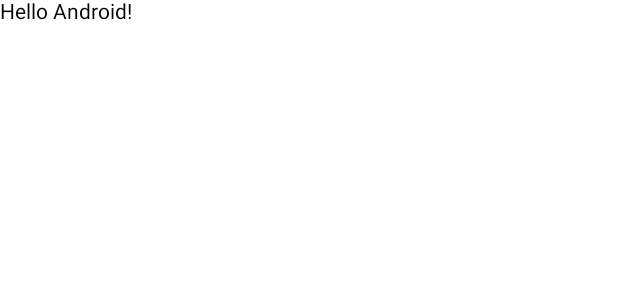
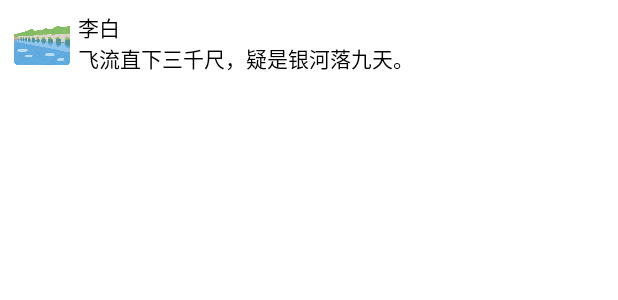
Before and after one commit to sunyiqi-kiroru/tutorial_jetpackcompose, an Android app built with Jetpack Compose: the @Preview function PreviewMessageCard, on a phone screen of 412 x 824 dp. Shown: the top 300 px of the screen. Run offline under Robolectric (Android 15) with nearby library versions, the phone set to English and light mode, and no system bars.

Commit message:
チュートリアル - Layouts

```diff
--- a/app/src/main/java/com/example/tutorial_jetpackcompose/MainActivity.kt
+++ b/app/src/main/java/com/example/tutorial_jetpackcompose/MainActivity.kt
@@ -1,11 +1,29 @@
 package com.example.tutorial_jetpackcompose
 
+import android.graphics.drawable.shapes.Shape
 import android.os.Bundle
+import android.view.RoundedCorner
 import androidx.activity.ComponentActivity
 import androidx.activity.compose.setContent
+import androidx.compose.foundation.Image
+import androidx.compose.foundation.border
+import androidx.compose.foundation.layout.Column
+import androidx.compose.foundation.layout.Row
+import androidx.compose.foundation.layout.Spacer
+import androidx.compose.foundation.layout.aspectRatio
+import androidx.compose.foundation.layout.height
+import androidx.compose.foundation.layout.padding
+import androidx.compose.foundation.layout.size
+import androidx.compose.foundation.layout.width
+import androidx.compose.foundation.shape.CircleShape
+import androidx.compose.foundation.shape.RoundedCornerShape
 import androidx.compose.material3.Text
 import androidx.compose.runtime.Composable
+import androidx.compose.ui.Modifier
+import androidx.compose.ui.draw.clip
+import androidx.compose.ui.res.painterResource
 import androidx.compose.ui.tooling.preview.Preview
+import androidx.compose.ui.unit.dp
 
 class MainActivity : ComponentActivity() {
     override fun onCreate(savedInstanceState: Bundle?) {
@@ -13,20 +31,43 @@ class MainActivity : ComponentActivity() {
         setContent {
             // Add a text element
             // Text("Hello world!")
-            MessageCard(name = "Android 13")
+            MessageCard(Message("子在川上曰", "逝者如斯夫，不舍昼夜。"))
         }
     }
 }
 
+data class Message(val author: String, val body: String)
+
 // Define a composable function
 @Composable
-fun MessageCard(name: String) {
-    Text(text = "Hello $name!")
+fun MessageCard(msg: Message) {
+    // 水平方向に揃える
+    Row(modifier = Modifier.padding( 8.dp)) { // Add padding around message
+        // 画像要素
+        Image(
+            painter = painterResource(id = R.drawable.landmark_tausyubetsu_bridge),
+            contentDescription = "Image picture",
+            modifier = Modifier
+                // set image size to 40dp
+                .size(40.dp)
+                // Clip image to be shaped as round corner
+                .clip(RoundedCornerShape(10.dp))
+        )
+
+        // 画像とコロムの間にスペースを入れる
+        Spacer(modifier = Modifier.width(4.dp))
+
+        // 列を使用する
+        Column {
+            Text(text = msg.author)
+            Text(text = msg.body)
+        }
+    }
 }
 
 // Preview your function in Android Studio
 @Preview
 @Composable
 fun PreviewMessageCard() {
-    MessageCard(name = "Android")
+    MessageCard(msg = Message("李白", "飞流直下三千尺，疑是银河落九天。"))
 }
```
Also changed, not shown: app/src/main/res/drawable/landmark_tausyubetsu_bridge.png (added).
